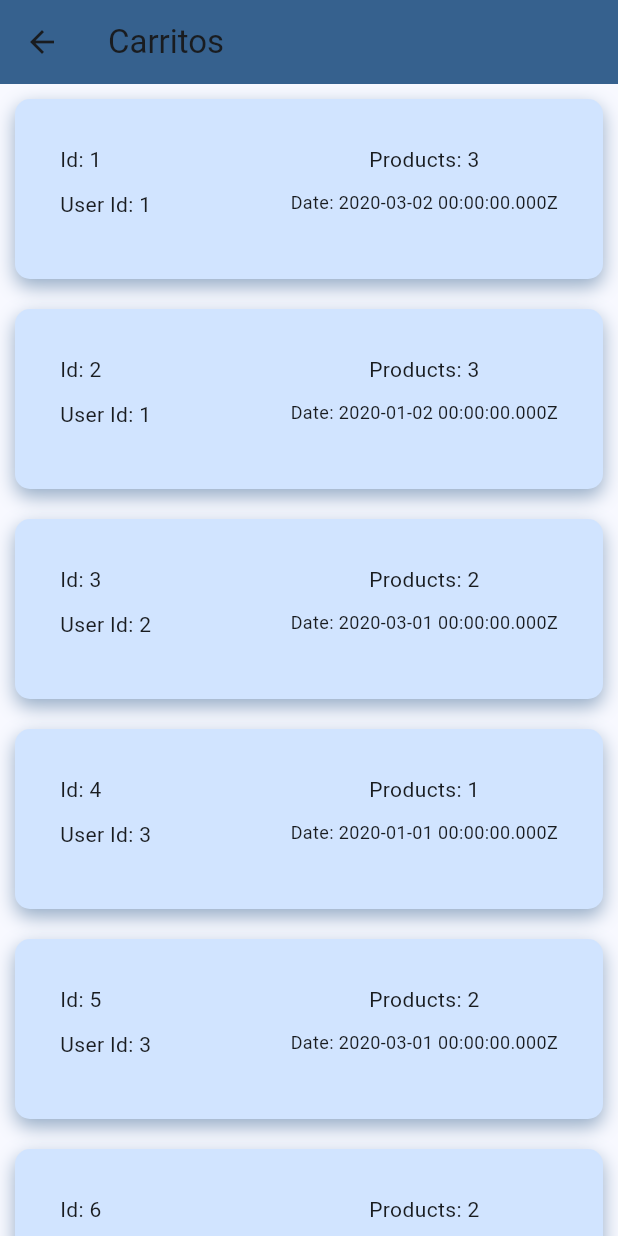
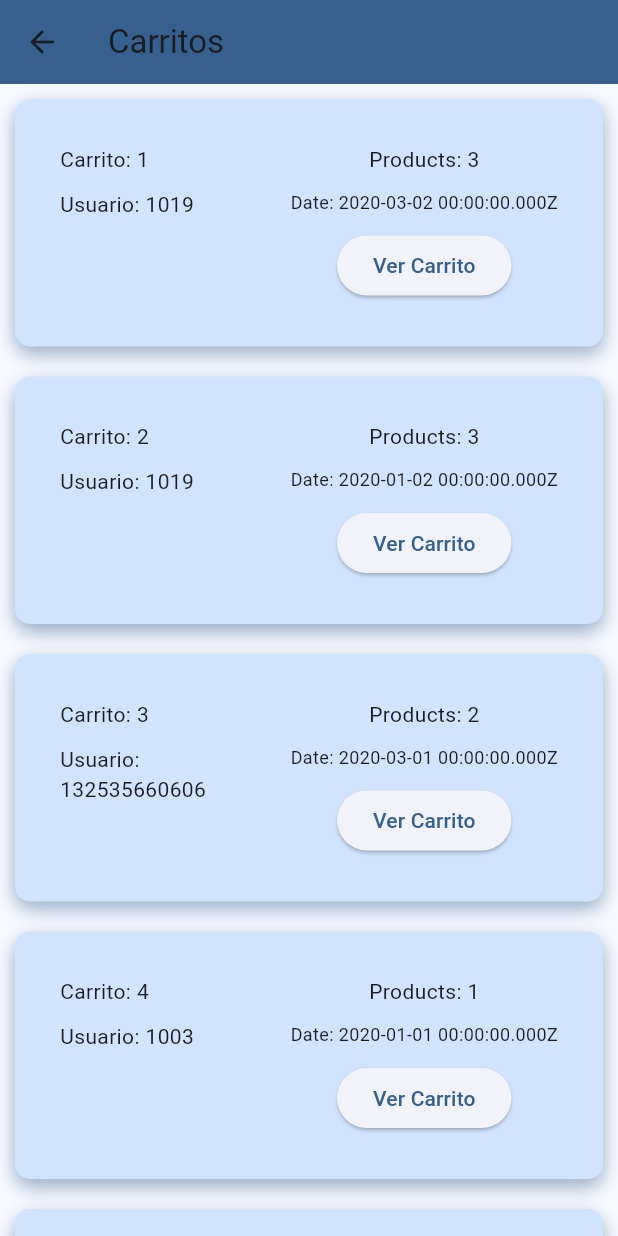
Before and after one commit to santozzi/lab4tp2, a Flutter app: the CartsScreen screen opened by its route, on a phone screen of 412 x 824 dp. Run offline on Flutter 3.47's test engine with Material 3 defaults, Android fonts, the phone set to English and light mode, and no system bars; our stand-ins replace shared_preferences; accounts and stored records are empty.

Commit message:
Carrito funcional

```diff
--- a/lib/mocks/carts.mock.dart
+++ b/lib/mocks/carts.mock.dart
@@ -14,71 +14,71 @@
 List<Map<String, dynamic>> carts = [
   {
     "id": 1,
-    "userId": 1,
+    "userId": 1019,
     "date": "2020-03-02T00:00:00.000Z",
     "products": [
       {
-        "productId": 1,
+        "productId": 7,
         "quantity": 4
       },
       {
-        "productId": 2,
+        "productId": 8,
         "quantity": 1
       },
       {
-        "productId": 3,
+        "productId": 9,
         "quantity": 6
       }
     ]
   },
   {
     "id": 2,
-    "userId": 1,
+    "userId": 1019,
     "date": "2020-01-02T00:00:00.000Z",
     "products": [
       {
-        "productId": 2,
+        "productId": 8,
         "quantity": 4
       },
       {
-        "productId": 1,
+        "productId": 7,
         "quantity": 10
       },
       {
-        "productId": 5,
+        "productId": 12,
         "quantity": 2
       }
     ]
   },
   {
     "id": 3,
-    "userId": 2,
+    "userId": 132535660606,
     "date": "2020-03-01T00:00:00.000Z",
     "products": [
       {
-        "productId": 1,
+        "productId": 7,
         "quantity": 2
       },
       {
-        "productId": 9,
+        "productId": 15,
         "quantity": 1
       }
     ]
   },
   {
     "id": 4,
-    "userId": 3,
+    "userId": 1003,
     "date": "2020-01-01T00:00:00.000Z",
     "products": [
       {
-        "productId": 1,
+        "productId": 23,
         "quantity": 4
       }
     ]
   },
   {
     "id": 5,
-    "userId": 3,
+    "userId": 1003,
     "date": "2020-03-01T00:00:00.000Z",
     "products": [
       {
@@ -93,7 +93,7 @@ List<Map<String, dynamic>> carts = [
   },
   {
     "id": 6,
-    "userId": 4,
+    "userId": 606286405078,
     "date": "2020-03-01T00:00:00.000Z",
     "products": [
       {
--- a/lib/presentation/providers/carts_provider.dart
+++ b/lib/presentation/providers/carts_provider.dart
@@ -1,5 +1,3 @@
-import 'dart:developer';
-
 import 'package:flutter/material.dart';
 import 'package:flutter_application_base/domain/entities/carts_entity.dart';
 
--- a/lib/presentation/providers/users_provider.dart
+++ b/lib/presentation/providers/users_provider.dart
@@ -36,6 +36,7 @@ class UsersProvider extends ChangeNotifier {
 
   Future<UserEntity> getUser(String id) async {
     user = await usuarioRepository.getUser(id);
+    notifyListeners();
     return user;
   }
 
--- a/lib/presentation/widgets/carts_card.dart
+++ b/lib/presentation/widgets/carts_card.dart
@@ -1,6 +1,9 @@
 import 'package:flutter/material.dart';
-// import 'package:flutter_application_base/presentation/screens/carts/carts_screen.dart';
+import 'package:flutter_application_base/presentation/screens/carts/cart_screen.dart';
+// import 'package:flutter_application_base/presentation/providers/users_provider.dart';
+// import 'package:flutter_application_base/domain/entities/user_entity.dart';
 import 'package:flutter_application_base/domain/entities/carts_entity.dart';
+// import 'package:provider/provider.dart';
 
 class CartsCard extends StatelessWidget {
   final CartsEntity cart;
@@ -10,6 +13,13 @@ class CartsCard extends StatelessWidget {
   @override
   Widget build(BuildContext context) {
     final colors = Theme.of(context).colorScheme;
+    // final userProvider = context.watch<UsersProvider>();
+
+    // Obtenemos usuario del carrito
+    // userProvider.getUser(cart.userId.toString());
+    // UserEntity cartUser;
+    // cartUser = userProvider.user;
+
      return Container(
       padding: const EdgeInsets.all(30),
       margin: const EdgeInsets.all(10),
@@ -33,18 +43,19 @@ class CartsCard extends StatelessWidget {
               crossAxisAlignment: CrossAxisAlignment.start,
               children: [
                     Text(
-                  'Id: ${cart.id}',
+                      'Carrito: ${cart.id}',
                       style: const TextStyle(fontSize: 14),
                     ),
                     const SizedBox(height: 10),
                     Text(
-                  'User Id: ${cart.userId}',
+                      'Usuario: ${cart.userId}',
                       style: const TextStyle(fontSize: 14),
                     ),
                     const SizedBox(height: 10),
                     ],
             ),
           ),
+
           const SizedBox(width: 10),
           // Right Column (Products.lenght, Date)
           Column(
@@ -59,19 +70,19 @@ class CartsCard extends StatelessWidget {
                  style: const TextStyle(fontSize: 12),
               ),
               const SizedBox(height: 10),
-              // ElevatedButton(
-              //   onPressed: () {
-              //     Navigator.push(
-              //       context,
-              //       MaterialPageRoute(
-              //         builder: (context) => ProductScreen(
-              //           product: product,
-              //         ),
-              //       ),
-              //     );
-              //   },
-              //   child: const Text('Ver detalles'),
-              // ),
+              ElevatedButton(
+                onPressed: () {
+                  Navigator.push(
+                    context,
+                    MaterialPageRoute(
+                      builder: (context) => CartScreen(
+                        cart: cart,
+                      ),
+                    ),
+                  );
+                },
+                child: const Text('Ver Carrito'),
+              ),
             ],
           ),
         ],
```
Also changed, not shown: lib/presentation/providers/products_provider.dart (+10 -1 lines), lib/presentation/screens/carts/cart_screen.dart (added, +109 -0 lines), 1 other file. Lines whose indentation alone changed are shown as unchanged.
